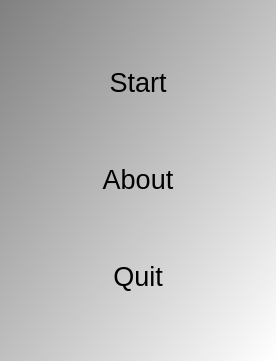
First picture: the form in qtstaircasecardcreatormenudialog.ui, repository richelbilderbeek/staircase_card_creator, before the edit.
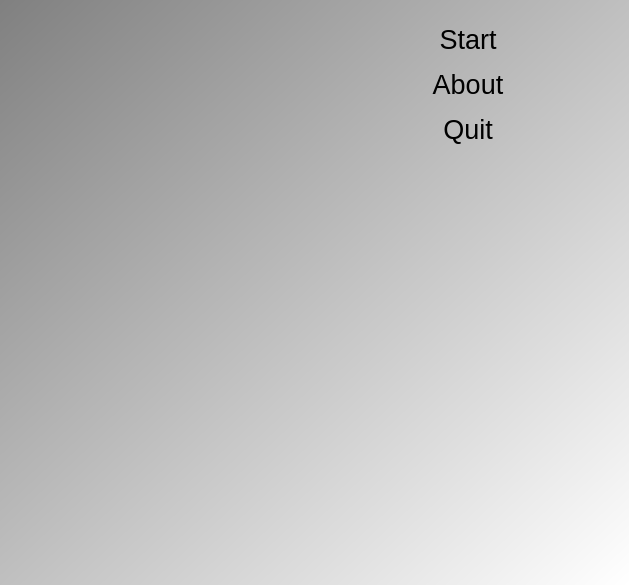
Second picture: the form after the edit. Icons and pictures are not drawn.

The edit to the form file:
```diff
--- a/qtstaircasecardcreatormenudialog.ui
+++ b/qtstaircasecardcreatormenudialog.ui
@@ -6,8 +6,8 @@
    <rect>
     <x>0</x>
     <y>0</y>
-    <width>276</width>
-    <height>361</height>
+    <width>629</width>
+    <height>585</height>
    </rect>
   </property>
   <property name="font">
@@ -30,8 +30,21 @@
 QPushButton { color: rgb(0,0,0); }
 QPushButton { font: 48px &quot;Courier New&quot;, courier, monospace }</string>
   </property>
-  <layout class="QGridLayout" name="gridLayout">
-   <item row="0" column="0">
+  <layout class="QHBoxLayout" name="horizontalLayout">
+   <item>
+    <widget class="QLabel" name="label">
+     <property name="text">
+      <string/>
+     </property>
+     <property name="pixmap">
+      <pixmap resource="StaircaseCardCreator.qrc">:/images/StaircaseCard.png</pixmap>
+     </property>
+    </widget>
+   </item>
+   <item>
+    <widget class="QWidget" name="widget" native="true">
+     <layout class="QVBoxLayout" name="verticalLayout">
+      <item>
     <widget class="QPushButton" name="button_start">
      <property name="text">
       <string>Start</string>
@@ -41,7 +54,7 @@
      </property>
     </widget>
    </item>
-   <item row="1" column="0">
+      <item>
     <widget class="QPushButton" name="button_about">
      <property name="text">
       <string>About</string>
@@ -51,7 +64,7 @@
      </property>
     </widget>
    </item>
-   <item row="2" column="0">
+      <item>
     <widget class="QPushButton" name="button_quit">
      <property name="text">
       <string>Quit</string>
@@ -61,6 +74,22 @@
      </property>
     </widget>
    </item>
+      <item>
+       <spacer name="verticalSpacer">
+        <property name="orientation">
+         <enum>Qt::Vertical</enum>
+        </property>
+        <property name="sizeHint" stdset="0">
+         <size>
+          <width>20</width>
+          <height>333</height>
+         </size>
+        </property>
+       </spacer>
+      </item>
+     </layout>
+    </widget>
+   </item>
   </layout>
  </widget>
  <tabstops>
```
Left out of the diff: 4 changed lines with no effect on the pictures. Lines whose indentation alone changed are shown as unchanged.
